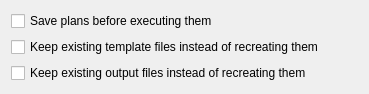
Old version of the form multiscript/ui/app_config_general_panel.ui in the repository multiscript/multiscript.
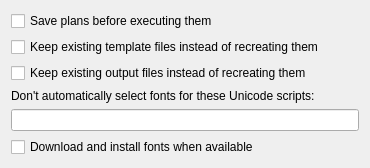
New version of the form.

Diff of the .ui file:
```diff
--- a/multiscript/ui/app_config_general_panel.ui
+++ b/multiscript/ui/app_config_general_panel.ui
@@ -6,8 +6,8 @@
    <rect>
     <x>0</x>
     <y>0</y>
-    <width>369</width>
-    <height>89</height>
+    <width>370</width>
+    <height>167</height>
    </rect>
   </property>
   <property name="windowTitle">
@@ -35,6 +35,23 @@
      </property>
     </widget>
    </item>
+   <item>
+    <widget class="QLabel" name="ignoredScriptsLabel">
+     <property name="text">
+      <string>Don't automatically select fonts for these Unicode scripts:</string>
+     </property>
+    </widget>
+   </item>
+   <item>
+    <widget class="QLineEdit" name="ignoredScriptsLineEdit"/>
+   </item>
+   <item>
+    <widget class="QCheckBox" name="downloadAndInstallFontsCheckBox">
+     <property name="text">
+      <string>Download and install fonts when available</string>
+     </property>
+    </widget>
+   </item>
    <item>
     <spacer name="verticalSpacer">
      <property name="orientation">
```
